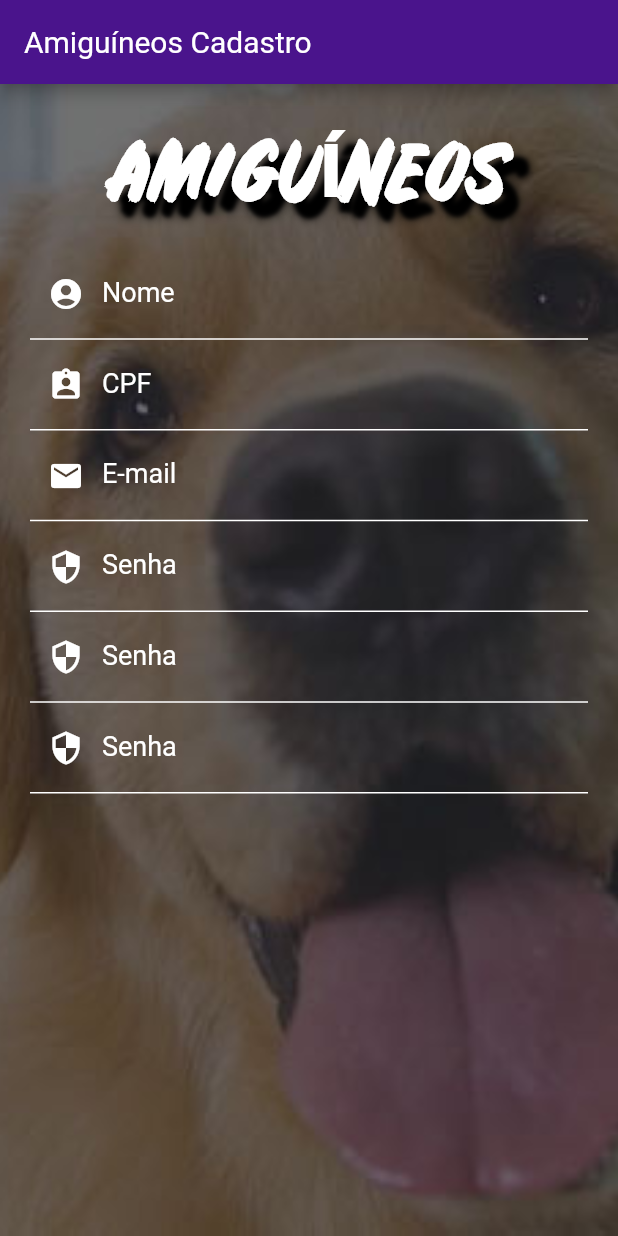
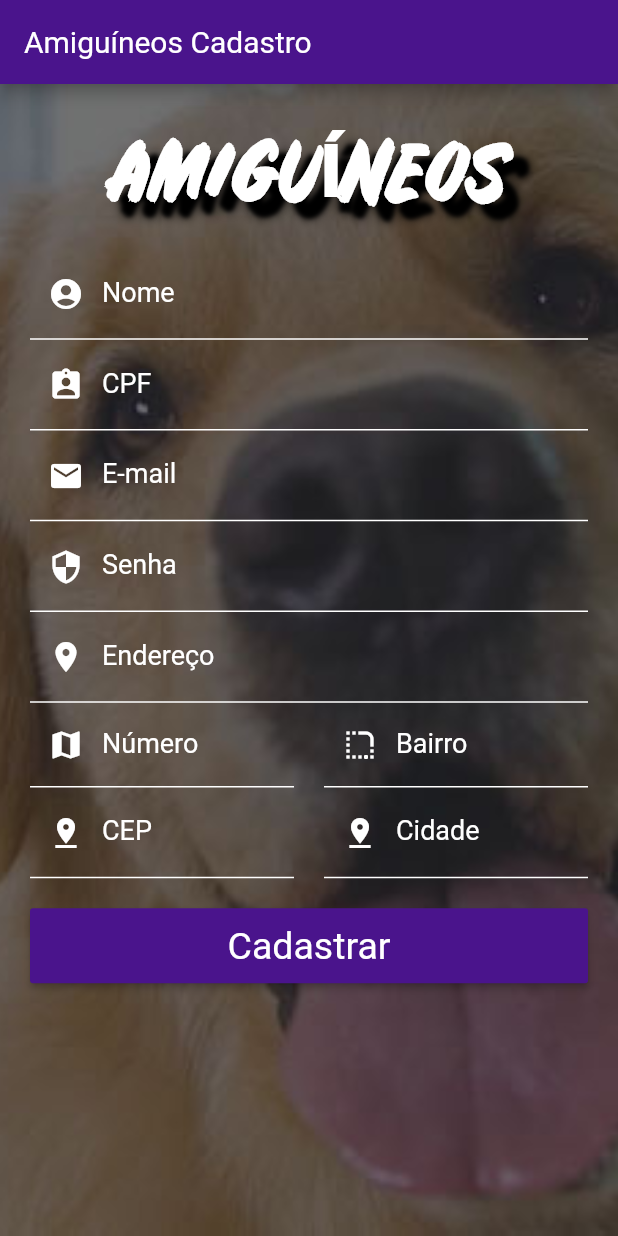
Before and after one commit to Dev4ster/hackathon-fmu-2019, a Flutter app: the screen it shows after launch, on a phone screen of 412 x 824 dp. Run offline on Flutter 3.47's test engine with Material 2 defaults, Android fonts, the phone set to English and light mode, and no system bars.

Commit message:
tela cad final

```diff
--- a/lib/TelaCadastro.dart
+++ b/lib/TelaCadastro.dart
@@ -1,15 +1,25 @@
 import 'package:flutter/material.dart';
+
+import 'dart:convert' as convert;
+import 'package:http/http.dart' as http;
 
 class TelaCadastro extends StatelessWidget {
   @override
   Widget build(BuildContext context) {
     //Containers Campos
+    TextEditingController enderecoController = new TextEditingController();
+    TextEditingController bairroController = new TextEditingController();
+    TextEditingController cidadeController = new TextEditingController();
+
+
+
       String nome;
       String cpf;
       String email;
       String senha;
       String endereco;
       String numero;
+      String bairro;
       String cep;
       String cidade;
       String estado;
@@ -94,6 +104,167 @@ class TelaCadastro extends StatelessWidget {
           senha = valor;
         },
       );
+
+      TextField EnderecoField = new TextField(
+        controller: enderecoController,
+        decoration: InputDecoration(
+          labelText: "Endereço",
+           prefixIcon: Icon(Icons.room,color: Colors.white,),
+           labelStyle: new TextStyle(color: Colors.white,
+                                      fontSize: 18,
+                                  ),
+           enabledBorder: new UnderlineInputBorder(
+                                borderSide: BorderSide(color: Colors.white,
+                                  width: 1.0 ),
+           ),
+        ),
+         style: TextStyle(
+        color: Colors.white
+      ),
+        onChanged: (valor){
+          senha = valor;
+
+        },
+      );
+
+      //numero linha
+      TextField NumeroField = new TextField(
+          decoration: InputDecoration(
+              contentPadding: EdgeInsets.all(10),
+              labelText: "Número",
+              prefixIcon: Icon(Icons.map,color: Colors.white,),
+               labelStyle: new TextStyle(color: Colors.white,
+                                      fontSize: 18,
+                                  ),
+                      enabledBorder: new UnderlineInputBorder(
+                  borderSide: BorderSide(color: Colors.white, width: 1.0 ),
+           ),
+          ),
+           style: TextStyle(
+           color: Colors.white
+        ),
+        onChanged: (valor){
+          numero = valor;
+        },
+      );
+      //fim numero inha
+  TextField BairroField = new TextField(
+    controller: bairroController,
+          decoration: InputDecoration(
+              contentPadding: EdgeInsets.all(10),
+              labelText: "Bairro",
+              prefixIcon: Icon(Icons.rounded_corner,color: Colors.white,),
+               labelStyle: new TextStyle(color: Colors.white,
+                                      fontSize: 18,
+                                  ),
+           enabledBorder: new UnderlineInputBorder(
+                  borderSide: BorderSide(color: Colors.white, width: 1.0 ),
+           ),
+          ),
+          style: TextStyle(
+           color: Colors.white
+        ),
+        onChanged: (valor){
+          bairro = valor;
+        },
+      );
+
+      TextField CepField = new TextField(
+        decoration: InputDecoration(
+          labelText: "CEP",
+           prefixIcon: Icon(Icons.pin_drop,color: Colors.white,),
+           labelStyle: new TextStyle(color: Colors.white,
+                                      fontSize: 18,
+                                  ),
+           enabledBorder: new UnderlineInputBorder(
+                                borderSide: BorderSide(color: Colors.white,
+                                  width: 1.0 ),
+           ),
+        ),
+         style: TextStyle(
+        color: Colors.white
+      ),
+        onChanged: (valor) async{
+          cep = valor;
+          String api = "http://apps.widenet.com.br/busca-cep/api/cep.json?code="+cep;
+            var response = await http.get(api);
+            var dados = convert.json.decode(response.body);
+            enderecoController.text = dados["address"];
+            bairroController.text = dados["district"];
+            cidadeController.text =  dados["city"];
+
+        },
+      );
+
+
+      TextField CidadeField = new TextField(
+        controller: cidadeController,
+        decoration: InputDecoration(
+          labelText: "Cidade",
+           prefixIcon: Icon(Icons.pin_drop,color: Colors.white,),
+           labelStyle: new TextStyle(color: Colors.white,
+                                      fontSize: 18,
+                                  ),
+           enabledBorder: new UnderlineInputBorder(
+                                borderSide: BorderSide(color: Colors.white,
+                                  width: 1.0 ),
+           ),
+        ),
+         style: TextStyle(
+        color: Colors.white
+      ),
+
+        onChanged: (valor){
+          cidade = valor;
+        },
+      );
+
+  Row linhaNumeroBairro = new Row(
+  mainAxisAlignment: MainAxisAlignment.spaceBetween,
+  children: <Widget>[
+    new Flexible(
+      child: NumeroField
+    ),
+    SizedBox(width: 20.0,),
+    new Flexible(
+      child: BairroField
+    ),
+  ],
+);
+
+Row linhaCepECidade = new Row(
+  mainAxisAlignment: MainAxisAlignment.spaceBetween,
+  children: <Widget>[
+    new Flexible(
+      child: CepField
+    ),
+    SizedBox(width: 20.0,),
+    new Flexible(
+      child: CidadeField
+    ),
+  ],
+);
+
+   Container CadastrarButtom =  new Container(
+       margin: const EdgeInsets.only(top: 20.0),
+      width: double.infinity,
+      height: 50,
+
+      // height: double.infinity,
+      child: new RaisedButton(
+          child:new Text("Cadastrar",
+
+          style: TextStyle(
+            color: Colors.white,
+            fontSize: 25,
+          ),),//dentro do botao tem que ter outro widget de texto
+          color:Colors.purple[900],
+          onPressed: (){
+
+          },
+        ),
+);
+
     // fim campos
 Container Logo =  new Container(
       child: Text(
@@ -137,8 +308,11 @@ Container Logo =  new Container(
             CPFField,
             EmailField,
             SenhaField,
-            SenhaField,
-            SenhaField],
+            EnderecoField,
+            linhaNumeroBairro,
+            linhaCepECidade,
+            CadastrarButtom
+            ],
 
         ),
 
--- a/lib/main.dart
+++ b/lib/main.dart
@@ -33,7 +33,7 @@ class _MyHomePageState extends State<MyHomePage> {
 
 
   @override
-  Widget build(BuildContext context) {
+  Widget build(BuildContext context){
 
     return TelaCadastro();
   }
```
